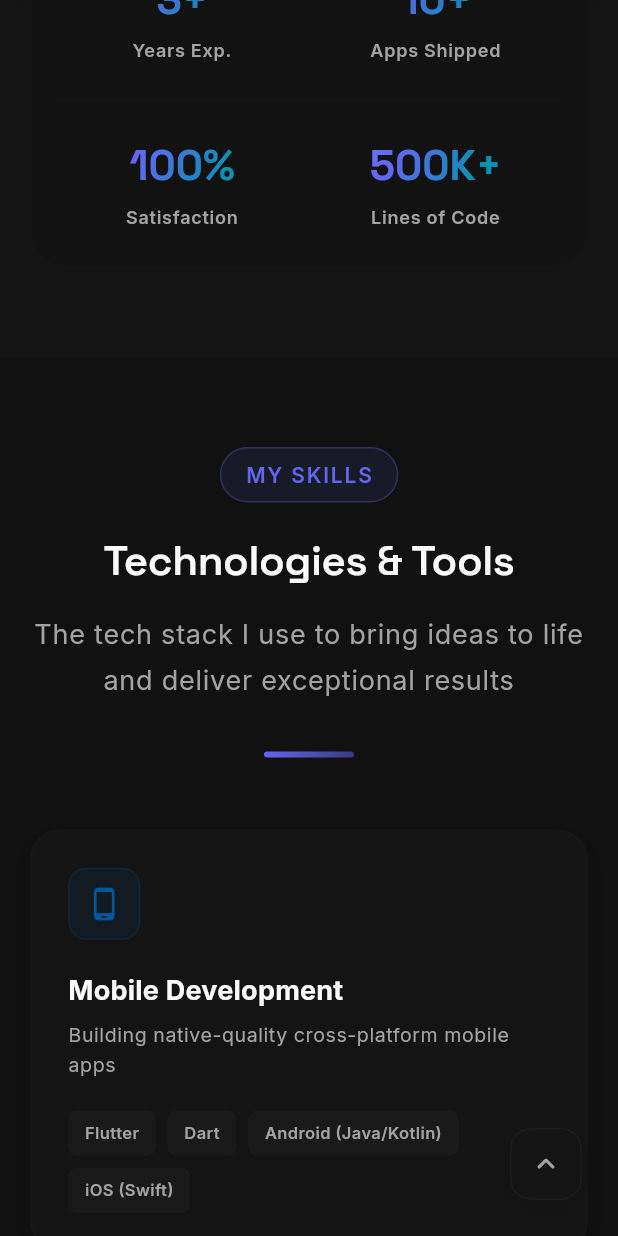
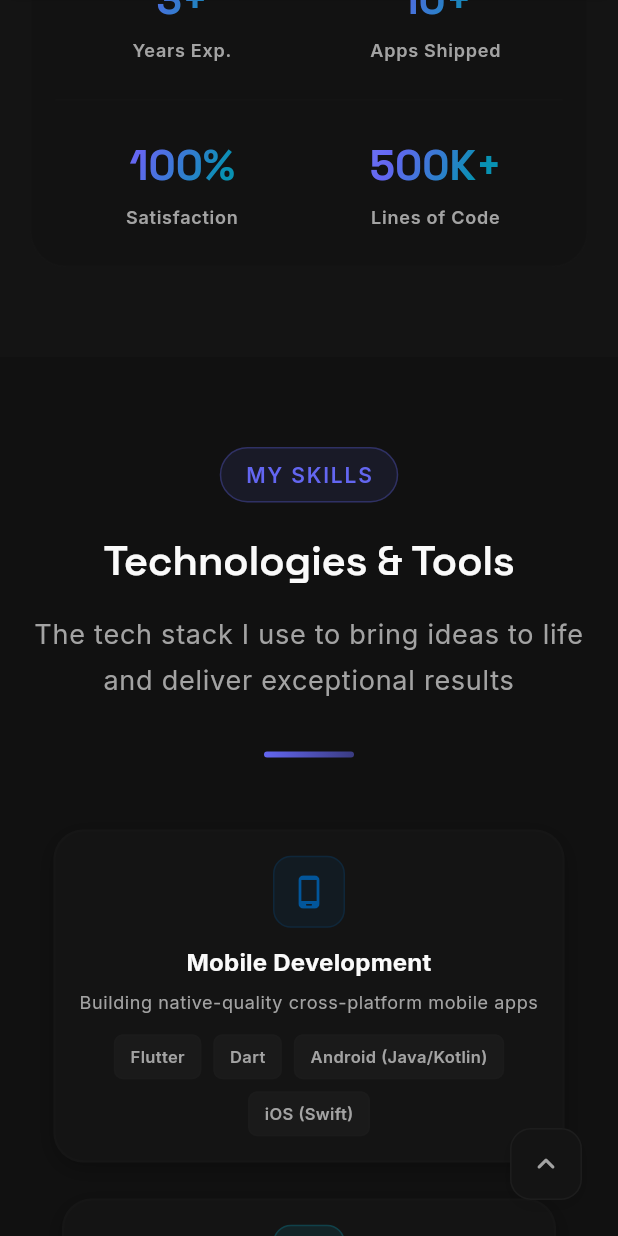
Before and after one commit to Sanaullah49/sanaullah, a Flutter app: the screen it shows after launch, scrolled down 3456 dp, on a phone screen of 412 x 824 dp. Run offline on Flutter 3.47's test engine with Material 3 defaults, Android fonts, the phone set to English and light mode, and no system bars; our stand-ins replace animated_text_kit, firebase_core, flutter_markdown_plus, flutter_riverpod, font_awesome_flutter, go_router and 3 more; accounts and stored records are empty.

Commit message:
skill card improve

```diff
--- a/lib/features/home/widgets/skill_card.dart
+++ b/lib/features/home/widgets/skill_card.dart
@@ -22,6 +22,83 @@ class _SkillCategoryCardState extends State<SkillCategoryCard> {
     final colorScheme = context.colorScheme;
     final textTheme = context.textTheme;
     final category = widget.category;
+
+    final isMobileLayout = MediaQuery.of(context).size.width < 600;
+
+    if (isMobileLayout) {
+      final cardColor = isDark ? AppColors.darkCard : AppColors.lightCard;
+      final borderColor = colorScheme.outline.withValues(alpha: 0.1);
+      return AnimatedContainer(
+        duration: const Duration(milliseconds: 250),
+        padding: const EdgeInsets.all(16),
+        decoration: BoxDecoration(
+          color: cardColor,
+          borderRadius: BorderRadius.circular(20),
+          border: Border.all(color: borderColor, width: 1.5),
+          boxShadow: [
+            BoxShadow(
+              color: Colors.black.withValues(alpha: isDark ? 0.25 : 0.08),
+              blurRadius: 12,
+              offset: const Offset(0, 4),
+            ),
+          ],
+        ),
+        child: Column(
+          crossAxisAlignment: CrossAxisAlignment.center,
+          mainAxisSize: MainAxisSize.min,
+          children: [
+            Container(
+              width: 48,
+              height: 48,
+              decoration: BoxDecoration(
+                color: category.color.withValues(alpha: 0.1),
+                borderRadius: BorderRadius.circular(12),
+                border: Border.all(
+                  color: category.color.withValues(alpha: 0.2),
+                  width: 1,
+                ),
+              ),
+              child: Center(
+                child: Icon(category.icon, size: 24, color: category.color),
+              ),
+            ),
+            const SizedBox(height: 12),
+            Text(
+              category.title,
+              textAlign: TextAlign.center,
+              style: textTheme.titleMedium?.copyWith(
+                fontWeight: FontWeight.w700,
+                fontSize: 16,
+                color: colorScheme.onSurface,
+              ),
+            ),
+            const SizedBox(height: 6),
+            Text(
+              category.description,
+              textAlign: TextAlign.center,
+              style: textTheme.bodySmall?.copyWith(
+                color: colorScheme.onSurfaceVariant,
+                height: 1.5,
+                fontSize: 12,
+              ),
+            ),
+            const SizedBox(height: 12),
+            Wrap(
+              alignment: WrapAlignment.center,
+              spacing: 8,
+              runSpacing: 8,
+              children: category.skills.map((skill) {
+                return _SkillChip(
+                  label: skill,
+                  color: category.color,
+                  isHovered: false,
+                );
+              }).toList(),
+            ),
+          ],
+        ),
+      );
+    }
 
     return MouseRegion(
       onEnter: (_) => setState(() => _isHovered = true),
```
Also changed, not shown: 1 other file.
